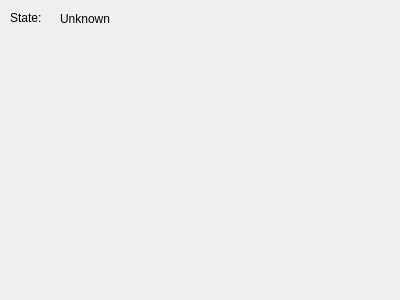
Before: the Qt Designer form rqt_laser_runner_removal/resource/rqt_laser_runner_removal.ui in California-Strawberry-Commission/laser-runner-cutter, drawn with Qt 5.
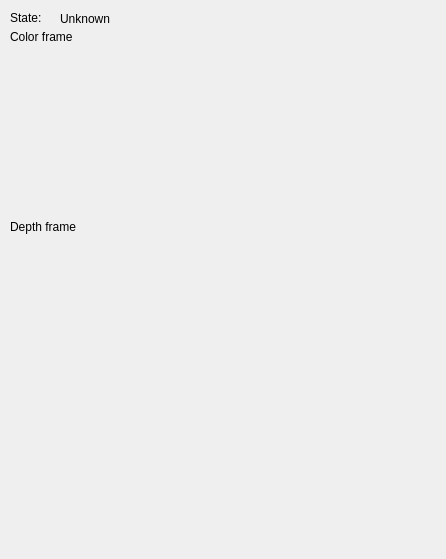
After: the same form once the commit is applied.

Commit message: Add camera frame displays to rqt GUI

```diff
--- a/rqt_laser_runner_removal/resource/rqt_laser_runner_removal.ui
+++ b/rqt_laser_runner_removal/resource/rqt_laser_runner_removal.ui
@@ -6,8 +6,8 @@
    <rect>
     <x>0</x>
     <y>0</y>
-    <width>400</width>
-    <height>300</height>
+    <width>446</width>
+    <height>559</height>
    </rect>
   </property>
   <property name="windowTitle">
@@ -39,6 +39,38 @@
     <string>Unknown</string>
    </property>
   </widget>
+  <widget class="QLabel" name="colorFrame">
+   <property name="geometry">
+    <rect>
+     <x>10</x>
+     <y>30</y>
+     <width>318</width>
+     <height>180</height>
+    </rect>
+   </property>
+   <property name="text">
+    <string>Color frame</string>
+   </property>
+   <property name="alignment">
+    <set>Qt::AlignLeading|Qt::AlignLeft|Qt::AlignTop</set>
+   </property>
+  </widget>
+  <widget class="QLabel" name="depthFrame">
+   <property name="geometry">
+    <rect>
+     <x>10</x>
+     <y>220</y>
+     <width>318</width>
+     <height>180</height>
+    </rect>
+   </property>
+   <property name="text">
+    <string>Depth frame</string>
+   </property>
+   <property name="alignment">
+    <set>Qt::AlignLeading|Qt::AlignLeft|Qt::AlignTop</set>
+   </property>
+  </widget>
  </widget>
  <resources/>
  <connections/>
```
The commit also changes 5 other files.
